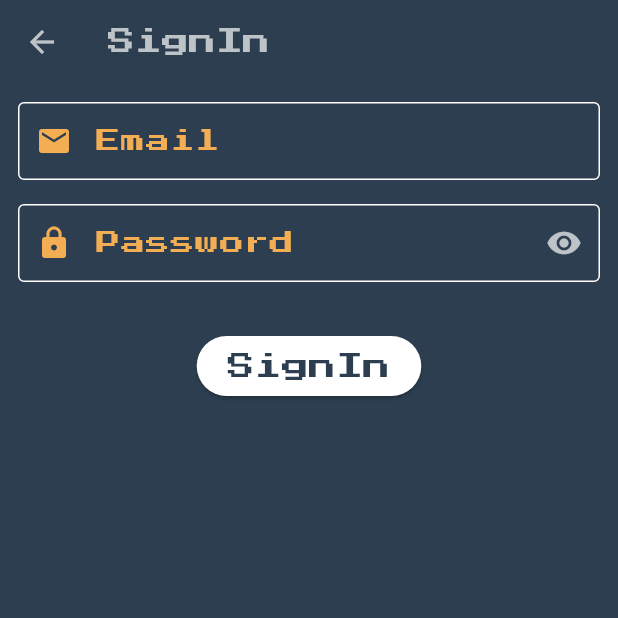
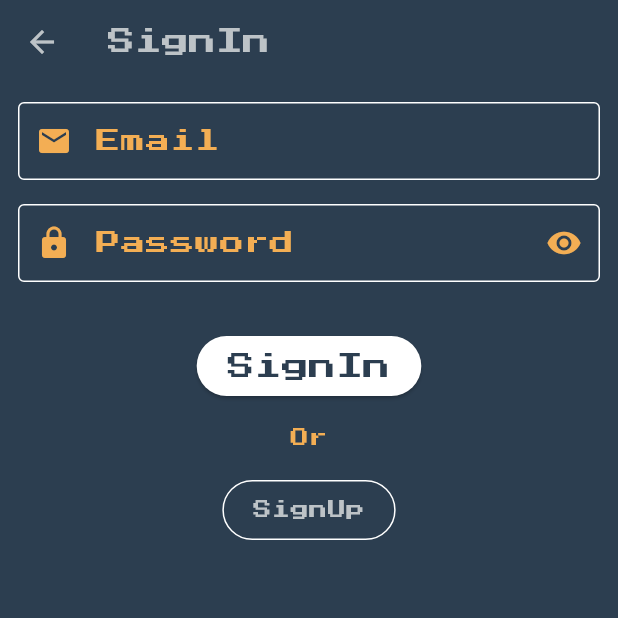
Before and after one commit to FaaiqKhan/muscles_builder, a Flutter app: the screen it shows after launch, after a tap on "SignIn", on a phone screen of 412 x 824 dp, the top half of it. Run offline on Flutter 3.47's test engine with Material 3 defaults, Android fonts, the phone set to English and light mode, and no system bars; our stand-ins replace bloc, equatable, firebase_auth, firebase_core, flutter_bloc, google_mobile_ads and 2 more; missing offline and left inert: flame, flame_audio; accounts and stored records are empty; network calls fail.

Commit message:
color update and sign-up flow added

```diff
--- a/lib/constants/spacings.dart
+++ b/lib/constants/spacings.dart
@@ -8,5 +8,6 @@ class Spacings {
   static const double contentSpacingOf10 = 10.0;
   static const double contentSpacingOf12 = 12.0;
   static const double contentSpacingOf16 = 16.0;
+  static const double contentSpacingOf24 = 24.0;
   static const double contentSpacingOf32 = 32.0;
 }
--- a/lib/screens/sign_in_screen.dart
+++ b/lib/screens/sign_in_screen.dart
@@ -4,6 +4,7 @@ import 'package:flutter/material.dart';
 import 'package:flutter_bloc/flutter_bloc.dart';
 import 'package:muscles_builder/constants/spacings.dart';
 import 'package:muscles_builder/cubits/sign_in/sign_in_cubit.dart';
+import 'package:muscles_builder/screens/sign_up_screen.dart';
 import 'package:muscles_builder/validator.dart';
 
 class SignInScreen extends StatelessWidget with Validator {
@@ -86,19 +87,22 @@ class SignInScreen extends StatelessWidget with Validator {
                             onChanged: _signInCubit.updatePassword,
                             obscureText: obscureText,
                             keyboardType: TextInputType.visiblePassword,
-                            cursorColor: Theme.of(context).colorScheme.onPrimary,
+                            cursorColor:
+                                Theme.of(context).colorScheme.onPrimary,
                             style: Theme.of(context)
                                 .textTheme
                                 .bodyMedium
                                 ?.copyWith(
-                                  color: Theme.of(context).colorScheme.onPrimary,
+                                  color:
+                                      Theme.of(context).colorScheme.onPrimary,
                                 ),
                             decoration: InputDecoration(
                               labelText: "Password",
                               prefixIcon: Icon(
                                 Icons.lock,
-                                color:
-                                    Theme.of(context).colorScheme.onPrimaryFixed,
+                                color: Theme.of(context)
+                                    .colorScheme
+                                    .onPrimaryFixed,
                               ),
                               suffixIcon: IconButton(
                                 onPressed: _signInCubit.toggleObscureText,
@@ -106,17 +110,21 @@ class SignInScreen extends StatelessWidget with Validator {
                                   _signInCubit.state.obscureText
                                       ? Icons.visibility
                                       : Icons.visibility_off,
-                                  color: Theme.of(context).colorScheme.onPrimary,
+                                  color: Theme.of(context)
+                                      .colorScheme
+                                      .onPrimaryFixed,
                                 ),
                               ),
                               border: const OutlineInputBorder(),
                               labelStyle: TextStyle(
-                                color:
-                                    Theme.of(context).colorScheme.onPrimaryFixed,
+                                color: Theme.of(context)
+                                    .colorScheme
+                                    .onPrimaryFixed,
                               ),
                               focusedBorder: OutlineInputBorder(
                                 borderSide: BorderSide(
-                                  color: Theme.of(context).colorScheme.onPrimary,
+                                  color:
+                                      Theme.of(context).colorScheme.onPrimary,
                                   width: 1.0,
                                 ),
                                 borderRadius: const BorderRadius.all(
@@ -139,6 +147,31 @@ class SignInScreen extends StatelessWidget with Validator {
                           );
                         },
                         child: const Text("SignIn"),
+                      ),
+                      const SizedBox(height: Spacings.contentSpacingOf16),
+                      Text(
+                        "Or",
+                        style: Theme.of(context).textTheme.bodySmall?.copyWith(
+                              color:
+                                  Theme.of(context).colorScheme.onPrimaryFixed,
+                            ),
+                      ),
+                      const SizedBox(height: Spacings.contentSpacingOf16),
+                      OutlinedButton(
+                        onPressed: () => Navigator.of(context).pushReplacement(
+                          MaterialPageRoute(
+                            builder: (context) => SignUpScreen(),
+                          ),
+                        ),
+                        child: Text(
+                          "SignUp",
+                          style: Theme.of(context)
+                              .textTheme
+                              .bodySmall
+                              ?.copyWith(
+                                color: Theme.of(context).colorScheme.onPrimary,
+                              ),
+                        ),
                       )
                     ],
                   ),
--- a/lib/screens/sign_up_screen.dart
+++ b/lib/screens/sign_up_screen.dart
@@ -144,7 +144,7 @@ class SignUpScreen extends StatelessWidget with Validator {
                                           : Icons.visibility_off,
                                       color: Theme.of(context)
                                           .colorScheme
-                                          .onPrimary,
+                                          .onPrimaryFixed,
                                     ),
                                   ),
                                   border: const OutlineInputBorder(),
```
